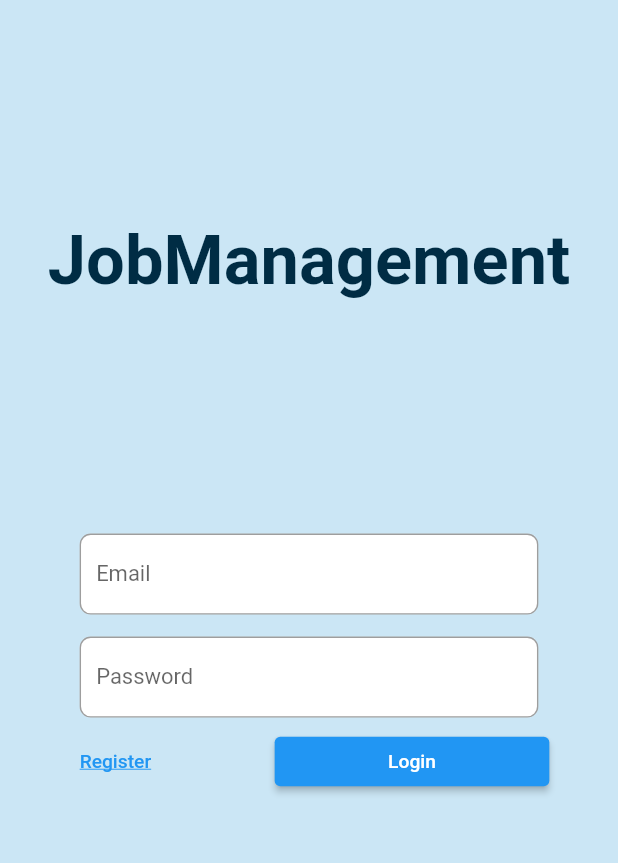
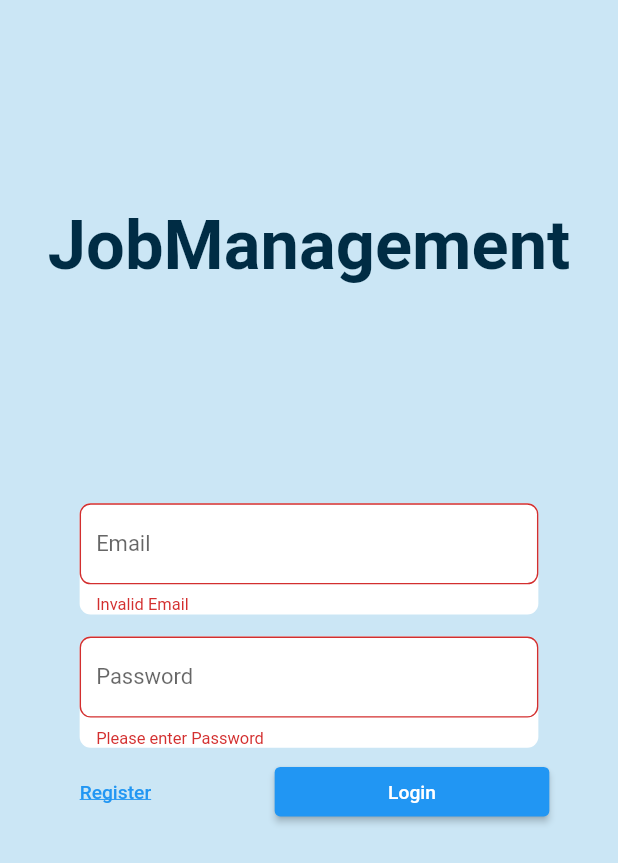
Before and after one commit to Math376i/jobmangement, a Flutter app: the screen it shows after launch, after a tap on "Register", on a phone screen of 412 x 824 dp. Shown: the top 863 px of the screen. Run offline on Flutter 3.47's test engine with Material 2 defaults, Android fonts, the phone set to English and light mode, and no system bars; our stand-ins replace bloc, expandable, flutter_bloc, flutter_form_builder, flutter_map, latlong2 and 3 more; network calls fail; Roboto replaces fonts that are missing (DIN).

Commit message:
simple impl. of login and register

```diff
--- a/lib/home/cubit/home_cubit.dart
+++ b/lib/home/cubit/home_cubit.dart
@@ -27,6 +27,7 @@ class HomeCubit extends Cubit<HomeState> {
 
   Future<void> refresh() async {
     emit(HomeLoadingState());
+    await Future.delayed(Duration(seconds: 2));
     List<Problem> data = await Server.getProblems(true);
     emit(HomeLoadedState(data));
   }
@@ -37,7 +38,7 @@ class HomeCubit extends Cubit<HomeState> {
 
   Future<void> changeToCompleted(int problemId) async {
     emit(HomeLoadingState());
-    await Future.delayed(Duration(seconds: 2));
+    //await Future.delayed(Duration(seconds: 2));
 
     List<Problem> data = await Server.getProblems(true);
     Problem object =
--- a/lib/login/view/login_view.dart
+++ b/lib/login/view/login_view.dart
@@ -4,17 +4,55 @@ import 'package:flutter/material.dart';
 import 'package:flutter_bloc/flutter_bloc.dart';
 import 'package:flutter_counter/app_state.dart';
 import 'package:flutter_counter/colors.dart';
+import 'package:flutter_counter/jobapi_server.dart';
 import 'package:flutter_counter/login/login.dart';
 import 'package:flutter_counter/models.dart';
 import 'package:flutter_counter/shared_prefs.dart';
 import 'package:provider/provider.dart';
 import 'package:shared_preferences/shared_preferences.dart';
+import 'package:flutter_form_builder/flutter_form_builder.dart';
 
 class LoginView extends StatelessWidget {
   const LoginView({Key? key}) : super(key: key);
 
   @override
   Widget build(BuildContext context) {
+    final GlobalKey<FormState> _formKey = GlobalKey<FormState>();
+    final TextEditingController _email = TextEditingController();
+    final TextEditingController _passkey = TextEditingController();
+
+    void _submitForm() async {
+      if (_formKey.currentState!.validate()) {
+        final String email = _email.text;
+        final String passkey = _passkey.text;
+        final user = User(email: email, passkey: passkey);
+        final isOk =
+            await BlocProvider.of<LoginCubit>(context).submitLogin(user);
+        if (isOk) {
+          Navigator.pushReplacementNamed(context, '/mainApp');
+        }
+        if (!isOk) {
+          print('Wrong Username or Password');
+        }
+      }
+    }
+
+    void _submitRegister() async {
+      if (_formKey.currentState!.validate()) {
+        final String email = _email.text;
+        final String passkey = _passkey.text;
+        final user = User(email: email, passkey: passkey);
+        final isOk =
+            await BlocProvider.of<LoginCubit>(context).submitRegister(user);
+        if (isOk) {
+          Navigator.pushReplacementNamed(context, '/mainApp');
+        }
+        if (!isOk) {
+          print('Wrong Username or Password');
+        }
+      }
+    }
+
     return BlocBuilder<LoginCubit, LoginState>(builder: ((context, state) {
       if (state is LoginInitial) {
         return Scaffold(
@@ -32,6 +70,7 @@ class LoginView extends StatelessWidget {
                         color: ColorDef.company700),
                   ),
                   Form(
+                    key: _formKey,
                     child: SizedBox(
                       width: 350,
                       child: Column(
@@ -44,6 +83,7 @@ class LoginView extends StatelessWidget {
                                   borderRadius:
                                       BorderRadius.all(Radius.circular(8))),
                               child: TextFormField(
+                                controller: _email,
                                 maxLines: 1,
                                 decoration: const InputDecoration(
                                   labelText: 'Email',
@@ -53,6 +93,15 @@ class LoginView extends StatelessWidget {
                                     ),
                                   ),
                                 ),
+                                validator: (value) {
+                                  bool email = _isValidEmail(value!);
+                                  if (value == null ||
+                                      value.isEmpty ||
+                                      !email) {
+                                    return 'Invalid Email';
+                                  }
+                                  return null;
+                                },
                               ),
                             ),
                           ),
@@ -66,6 +115,8 @@ class LoginView extends StatelessWidget {
                                 ),
                               ),
                               child: TextFormField(
+                                controller: _passkey,
+                                obscureText: true,
                                 maxLines: 1,
                                 decoration: const InputDecoration(
                                   labelText: 'Password',
@@ -75,6 +126,14 @@ class LoginView extends StatelessWidget {
                                     ),
                                   ),
                                 ),
+                                validator: (value) {
+                                  if (value == null || value.isEmpty) {
+                                    return 'Please enter Password';
+                                  } else if (value.length < 8) {
+                                    return 'Password must be at least 8 characters long';
+                                  }
+                                  return null;
+                                },
                               ),
                             ),
                           ),
@@ -82,7 +141,7 @@ class LoginView extends StatelessWidget {
                             mainAxisAlignment: MainAxisAlignment.spaceBetween,
                             children: [
                               TextButton(
-                                onPressed: () {},
+                                onPressed: _submitRegister,
                                 child: const Text(
                                   'Register',
                                   style: TextStyle(
@@ -92,12 +151,7 @@ class LoginView extends StatelessWidget {
                               SizedBox(
                                 width: 200,
                                 child: ElevatedButton(
-                                  onPressed: () async {
-                                    await SavedData.login(
-                                        'johndoe@example.com', '');
-                                    Navigator.pushReplacementNamed(
-                                        context, '/mainApp');
-                                  },
+                                  onPressed: _submitForm,
                                   child: const Text('Login'),
                                 ),
                               ),
@@ -120,4 +174,12 @@ class LoginView extends StatelessWidget {
       }
     }));
   }
+
+  bool _isValidEmail(String email) {
+    // Regex pattern to match a valid email address
+    final RegExp emailRegex = RegExp(
+      r'^[\w-]+(?:\.[\w-]+)*@(?:[\w-]+\.)+[a-zA-Z]{2,7}$',
+    );
+    return emailRegex.hasMatch(email);
+  }
 }
--- a/lib/models.dart
+++ b/lib/models.dart
@@ -84,17 +84,19 @@ class Settings {
 
 class User {
   final String email;
-  final String key;
+  final String passkey;
+  String? key;
 
   User({
     required this.email,
-    required this.key,
+    required this.passkey,
+    this.key,
   });
 
   Map<String, dynamic> toJson() {
     return {
       'email': email,
-      'key': key,
+      'password': passkey,
     };
   }
 }
--- a/lib/shared_prefs.dart
+++ b/lib/shared_prefs.dart
@@ -88,9 +88,9 @@ class SavedData {
     return false;
   }
 
-  static login(String email, String key) async {
+  static login(String email, String passkey) async {
     SharedPreferences prefs = await SharedPreferences.getInstance();
-    final user = User(email: email, key: key);
+    final user = User(email: email, passkey: passkey);
     final jsonString = jsonEncode(user.toJson());
     prefs.setString('user', jsonString);
   }
--- a/pubspec.yaml
+++ b/pubspec.yaml
@@ -22,6 +22,8 @@ dependencies:
   location: ^4.4.0
   latlong2: ^0.8.1
   intl: ^0.18.1
+  flutter_form_builder: ^9.0.0
+
 
 dev_dependencies:
   bloc_test: ^9.1.0
```
Also changed, not shown: lib/jobapi_server.dart (+35 -4 lines), lib/login/cubit/login_cubit.dart (+10 -0 lines), pubspec.lock.
